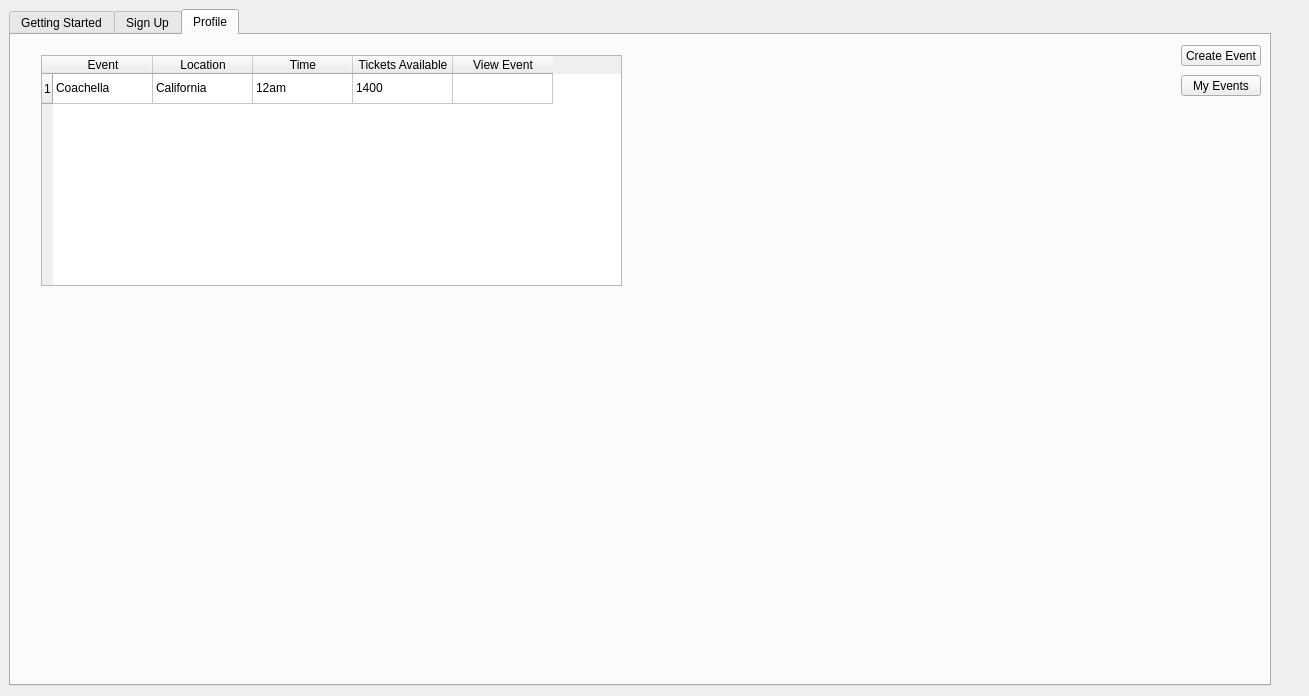
Old version of the form src/web-app/interestdata.ui in the repository Aesylwinn/software-engineering.
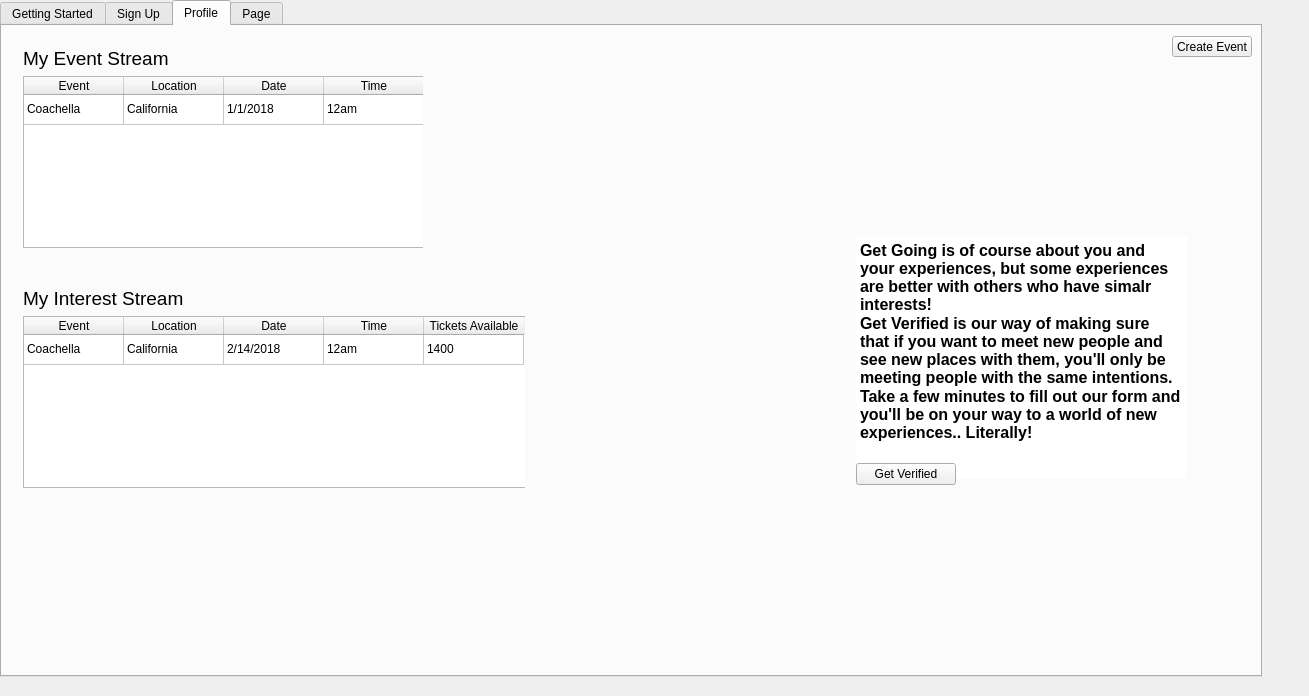
New version of the form. Icons and pictures are not drawn.

Commit message: Updated GUI with tables for events

```diff
--- a/src/web-app/interestdata.ui
+++ b/src/web-app/interestdata.ui
@@ -19,8 +19,8 @@
    </property>
    <property name="geometry">
     <rect>
-     <x>9</x>
-     <y>9</y>
+     <x>0</x>
+     <y>0</y>
      <width>1262</width>
      <height>677</height>
     </rect>
@@ -770,31 +770,63 @@
       <string>Create Event</string>
      </property>
     </widget>
-    <widget class="QPushButton" name="myEvent">
+    <widget class="QWidget" name="">
      <property name="geometry">
       <rect>
-       <x>1170</x>
-       <y>40</y>
-       <width>80</width>
-       <height>21</height>
+       <x>10</x>
+       <y>250</y>
+       <width>513</width>
+       <height>223</height>
       </rect>
      </property>
+     <layout class="QVBoxLayout" name="verticalLayout">
+      <item>
+       <widget class="QLabel" name="label_2">
+        <property name="minimumSize">
+         <size>
+          <width>171</width>
+          <height>0</height>
+         </size>
+        </property>
+        <property name="maximumSize">
+         <size>
+          <width>171</width>
+          <height>16777215</height>
+         </size>
+        </property>
+        <property name="font">
+         <font>
+          <pointsize>14</pointsize>
+         </font>
+        </property>
      <property name="text">
-      <string>My Events</string>
-     </property>
-    </widget>
+         <string>My Interest Stream</string>
+        </property>
+       </widget>
+      </item>
+      <item>
     <widget class="QTableWidget" name="interestStream">
-     <property name="geometry">
-      <rect>
-       <x>30</x>
-       <y>20</y>
-       <width>581</width>
-       <height>231</height>
-      </rect>
+        <property name="minimumSize">
+         <size>
+          <width>511</width>
+          <height>0</height>
+         </size>
+        </property>
+        <property name="maximumSize">
+         <size>
+          <width>511</width>
+          <height>16777215</height>
+         </size>
      </property>
      <property name="editTriggers">
       <set>QAbstractItemView::NoEditTriggers</set>
      </property>
+        <property name="showGrid">
+         <bool>true</bool>
+        </property>
+        <attribute name="verticalHeaderVisible">
+         <bool>false</bool>
+        </attribute>
      <row>
       <property name="text">
        <string>1</string>
@@ -810,6 +842,11 @@
        <string>Location</string>
       </property>
      </column>
+        <column>
+         <property name="text">
+          <string>Date</string>
+         </property>
+        </column>
      <column>
       <property name="text">
        <string>Time</string>
@@ -820,11 +857,6 @@
        <string>Tickets Available</string>
       </property>
      </column>
-     <column>
-      <property name="text">
-       <string>View Event</string>
-      </property>
-     </column>
      <item row="0" column="0">
       <property name="text">
        <string>Coachella</string>
@@ -837,20 +869,193 @@
      </item>
      <item row="0" column="2">
       <property name="text">
-       <string>12am</string>
+          <string>2/14/2018</string>
       </property>
      </item>
      <item row="0" column="3">
       <property name="text">
-       <string>1400</string>
+          <string>12am</string>
       </property>
      </item>
      <item row="0" column="4">
       <property name="text">
-       <string/>
+          <string>1400</string>
       </property>
      </item>
     </widget>
+      </item>
+     </layout>
+    </widget>
+    <widget class="QWidget" name="">
+     <property name="geometry">
+      <rect>
+       <x>10</x>
+       <y>10</y>
+       <width>411</width>
+       <height>223</height>
+      </rect>
+     </property>
+     <layout class="QVBoxLayout" name="verticalLayout_29">
+      <item>
+       <widget class="QLabel" name="label_7">
+        <property name="minimumSize">
+         <size>
+          <width>171</width>
+          <height>0</height>
+         </size>
+        </property>
+        <property name="maximumSize">
+         <size>
+          <width>171</width>
+          <height>16777215</height>
+         </size>
+        </property>
+        <property name="font">
+         <font>
+          <pointsize>14</pointsize>
+         </font>
+        </property>
+        <property name="text">
+         <string>My Event Stream</string>
+        </property>
+       </widget>
+      </item>
+      <item>
+       <widget class="QTableWidget" name="interestStream_2">
+        <property name="minimumSize">
+         <size>
+          <width>409</width>
+          <height>0</height>
+         </size>
+        </property>
+        <property name="maximumSize">
+         <size>
+          <width>409</width>
+          <height>16777215</height>
+         </size>
+        </property>
+        <property name="editTriggers">
+         <set>QAbstractItemView::NoEditTriggers</set>
+        </property>
+        <property name="showGrid">
+         <bool>true</bool>
+        </property>
+        <attribute name="verticalHeaderVisible">
+         <bool>false</bool>
+        </attribute>
+        <row>
+         <property name="text">
+          <string>1</string>
+         </property>
+        </row>
+        <column>
+         <property name="text">
+          <string>Event</string>
+         </property>
+        </column>
+        <column>
+         <property name="text">
+          <string>Location</string>
+         </property>
+        </column>
+        <column>
+         <property name="text">
+          <string>Date</string>
+         </property>
+        </column>
+        <column>
+         <property name="text">
+          <string>Time</string>
+         </property>
+        </column>
+        <item row="0" column="0">
+         <property name="text">
+          <string>Coachella</string>
+         </property>
+        </item>
+        <item row="0" column="1">
+         <property name="text">
+          <string>California</string>
+         </property>
+        </item>
+        <item row="0" column="2">
+         <property name="text">
+          <string>1/1/2018</string>
+         </property>
+        </item>
+        <item row="0" column="3">
+         <property name="text">
+          <string>12am</string>
+         </property>
+        </item>
+       </widget>
+      </item>
+     </layout>
+    </widget>
+    <widget class="QWidget" name="">
+     <property name="geometry">
+      <rect>
+       <x>810</x>
+       <y>200</y>
+       <width>419</width>
+       <height>270</height>
+      </rect>
+     </property>
+     <layout class="QGridLayout" name="gridLayout">
+      <item row="0" column="1">
+       <widget class="QTextEdit" name="textEdit">
+        <property name="minimumSize">
+         <size>
+          <width>331</width>
+          <height>241</height>
+         </size>
+        </property>
+        <property name="maximumSize">
+         <size>
+          <width>331</width>
+          <height>241</height>
+         </size>
+        </property>
+        <property name="frameShape">
+         <enum>QFrame::NoFrame</enum>
+        </property>
+        <property name="html">
+         <string>&lt;!DOCTYPE HTML PUBLIC &quot;-//W3C//DTD HTML 4.0//EN&quot; &quot;http://www.w3.org/TR/REC-html40/strict.dtd&quot;&gt;
+&lt;html&gt;&lt;head&gt;&lt;meta name=&quot;qrichtext&quot; content=&quot;1&quot; /&gt;&lt;style type=&quot;text/css&quot;&gt;
+p, li { white-space: pre-wrap; }
+&lt;/style&gt;&lt;/head&gt;&lt;body style=&quot; font-family:'MS Shell Dlg 2'; font-size:8.25pt; font-weight:400; font-style:normal;&quot;&gt;
+&lt;p style=&quot; margin-top:0px; margin-bottom:0px; margin-left:0px; margin-right:0px; -qt-block-indent:0; text-indent:0px;&quot;&gt;&lt;span style=&quot; font-size:12pt; font-weight:600;&quot;&gt;Get Going is of course about you and your experiences, but some experiences are better with others who have simalr interests! &lt;/span&gt;&lt;/p&gt;
+&lt;p style=&quot; margin-top:0px; margin-bottom:0px; margin-left:0px; margin-right:0px; -qt-block-indent:0; text-indent:0px;&quot;&gt;&lt;span style=&quot; font-size:12pt; font-weight:600;&quot;&gt;Get Verified is our way of making sure that if you want to meet new people and see new places with them, you'll only be meeting people with the same intentions. &lt;/span&gt;&lt;/p&gt;
+&lt;p style=&quot; margin-top:0px; margin-bottom:0px; margin-left:0px; margin-right:0px; -qt-block-indent:0; text-indent:0px;&quot;&gt;&lt;span style=&quot; font-size:12pt; font-weight:600;&quot;&gt;Take a few minutes to fill out our form and you'll be on your way to a world of new experiences.. Literally!&lt;/span&gt;  &lt;/p&gt;&lt;/body&gt;&lt;/html&gt;</string>
+        </property>
+       </widget>
+      </item>
+      <item row="1" column="1">
+       <widget class="QPushButton" name="GetVerifiedB">
+        <property name="minimumSize">
+         <size>
+          <width>100</width>
+          <height>0</height>
+         </size>
+        </property>
+        <property name="maximumSize">
+         <size>
+          <width>100</width>
+          <height>16777215</height>
+         </size>
+        </property>
+        <property name="text">
+         <string>Get Verified</string>
+        </property>
+       </widget>
+      </item>
+     </layout>
+    </widget>
+   </widget>
+   <widget class="QWidget" name="tab_5">
+    <attribute name="title">
+     <string>Page</string>
+    </attribute>
    </widget>
   </widget>
  </widget>
```
Lines whose indentation alone changed are shown as unchanged.
